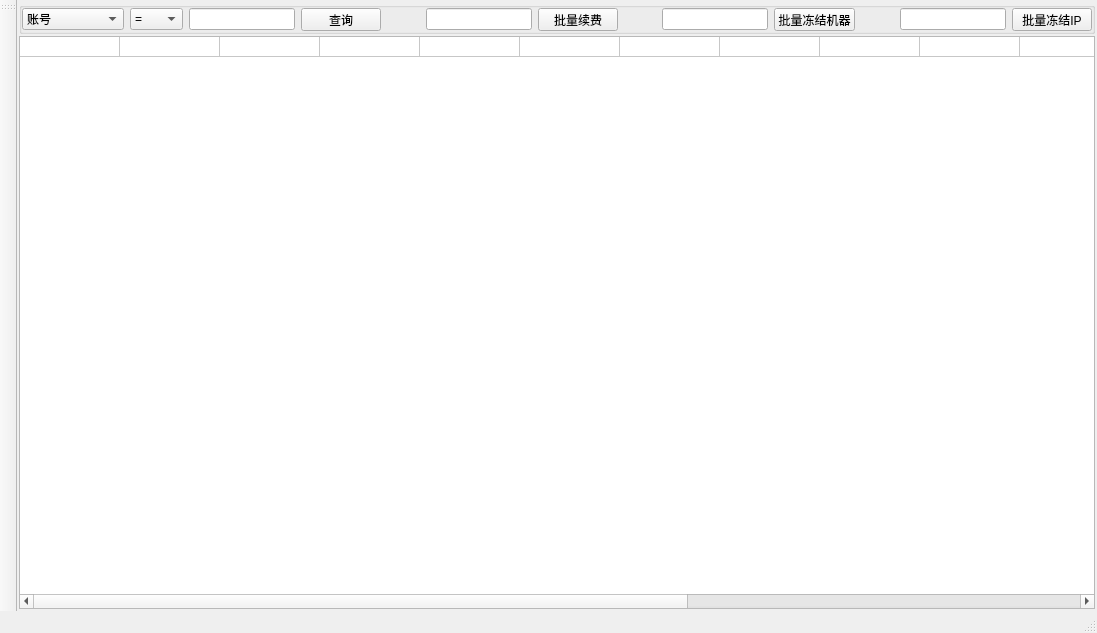
Before: the Qt Designer form ui/wnd_server.ui in decenfrontier/PyNetAuth, drawn with Qt 5.
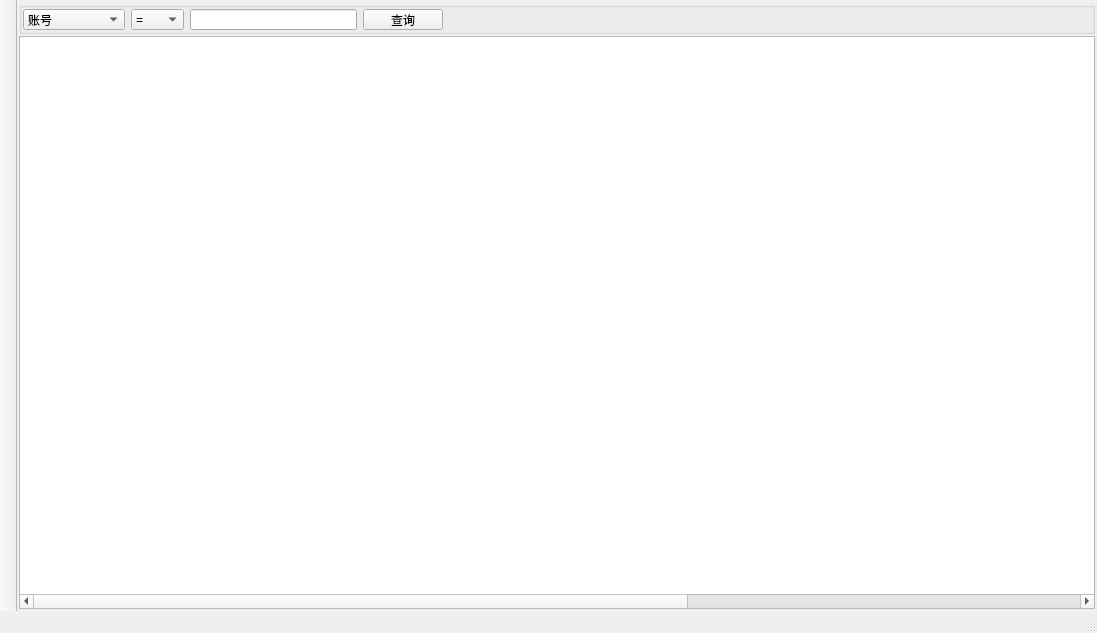
After: the same form once the commit is applied. The open tabs and pages were chosen to show the change.

Diff of the .ui file:
```diff
--- a/ui/wnd_server.ui
+++ b/ui/wnd_server.ui
@@ -350,18 +350,18 @@
             <property name="title">
              <string/>
             </property>
-            <layout class="QHBoxLayout" name="horizontalLayout_8">
+            <layout class="QHBoxLayout" name="horizontalLayout_5">
              <property name="leftMargin">
-              <number>0</number>
+              <number>1</number>
              </property>
              <property name="topMargin">
-              <number>0</number>
+              <number>1</number>
              </property>
              <property name="rightMargin">
-              <number>0</number>
+              <number>1</number>
              </property>
              <property name="bottomMargin">
-              <number>0</number>
+              <number>1</number>
              </property>
              <item>
               <layout class="QHBoxLayout" name="horizontalLayout_2">
@@ -477,80 +477,12 @@
                </property>
                <property name="sizeHint" stdset="0">
                 <size>
-                 <width>40</width>
+                 <width>648</width>
                  <height>20</height>
                 </size>
                </property>
               </spacer>
              </item>
-             <item>
-              <layout class="QHBoxLayout" name="horizontalLayout_5">
-               <item>
-                <widget class="QLineEdit" name="edt_user_gift_day"/>
-               </item>
-               <item>
-                <widget class="QPushButton" name="btn_user_gift_day">
-                 <property name="text">
-                  <string>批量续费</string>
-                 </property>
-                </widget>
-               </item>
-              </layout>
-             </item>
-             <item>
-              <spacer name="horizontalSpacer_2">
-               <property name="orientation">
-                <enum>Qt::Horizontal</enum>
-               </property>
-               <property name="sizeHint" stdset="0">
-                <size>
-                 <width>40</width>
-                 <height>20</height>
-                </size>
-               </property>
-              </spacer>
-             </item>
-             <item>
-              <layout class="QHBoxLayout" name="horizontalLayout_6">
-               <item>
-                <widget class="QLineEdit" name="edt_user_frozen_machine"/>
-               </item>
-               <item>
-                <widget class="QPushButton" name="btn_user_frozen_machine">
-                 <property name="text">
-                  <string>批量冻结机器</string>
-                 </property>
-                </widget>
-               </item>
-              </layout>
-             </item>
-             <item>
-              <spacer name="horizontalSpacer_3">
-               <property name="orientation">
-                <enum>Qt::Horizontal</enum>
-               </property>
-               <property name="sizeHint" stdset="0">
-                <size>
-                 <width>40</width>
-                 <height>20</height>
-                </size>
-               </property>
-              </spacer>
-             </item>
-             <item>
-              <layout class="QHBoxLayout" name="horizontalLayout_7">
-               <item>
-                <widget class="QLineEdit" name="edt_user_frozen_ip"/>
-               </item>
-               <item>
-                <widget class="QPushButton" name="btn_user_frozen_ip">
-                 <property name="text">
-                  <string>批量冻结IP</string>
-                 </property>
-                </widget>
-               </item>
-              </layout>
-             </item>
             </layout>
            </widget>
           </item>
@@ -572,7 +504,7 @@
              <bool>false</bool>
             </property>
             <property name="rowCount">
-             <number>1</number>
+             <number>0</number>
             </property>
             <attribute name="horizontalHeaderVisible">
              <bool>false</bool>
@@ -589,11 +521,6 @@
             <attribute name="verticalHeaderDefaultSectionSize">
              <number>20</number>
             </attribute>
-            <row>
-             <property name="text">
-              <string>1</string>
-             </property>
-            </row>
             <column>
              <property name="text">
               <string>ID</string>
@@ -928,7 +855,7 @@
     <string>toolBar</string>
    </property>
    <property name="movable">
-    <bool>true</bool>
+    <bool>false</bool>
    </property>
    <property name="orientation">
     <enum>Qt::Vertical</enum>
```
Left out of the diff: 65 changed lines with no effect on the pictures.
